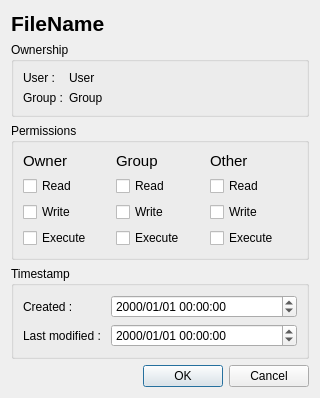
Qt form fileattributesdialog.ui (haraki/farman) before a commit.
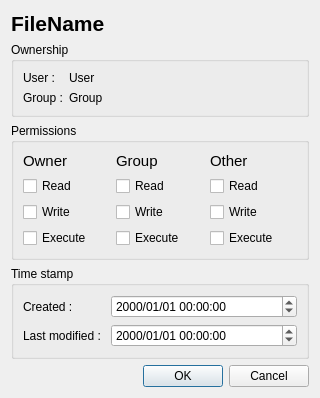
The same form after that commit.

Commit message: timestamp -> time stamp

```diff
--- a/fileattributesdialog.ui
+++ b/fileattributesdialog.ui
@@ -176,7 +176,7 @@
    <item>
     <widget class="QGroupBox" name="timestampGroupBox">
      <property name="title">
-      <string>Timestamp</string>
+      <string>Time stamp</string>
      </property>
      <layout class="QGridLayout" name="gridLayout_3" columnstretch="0,1,0">
       <item row="0" column="0">
```
